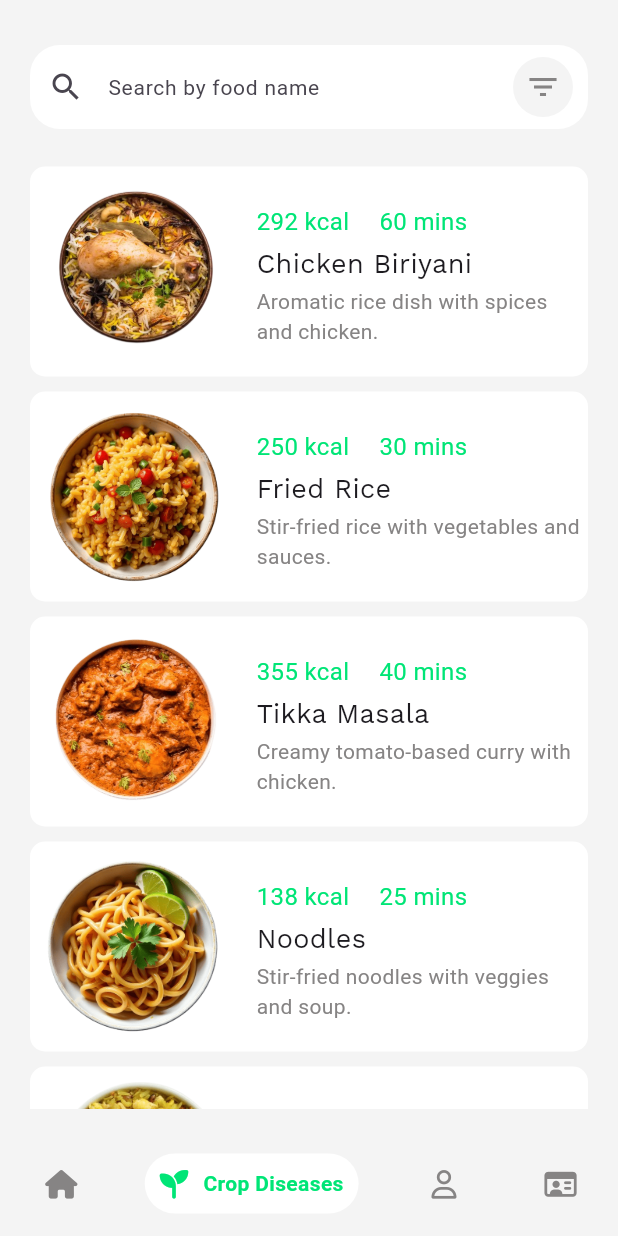
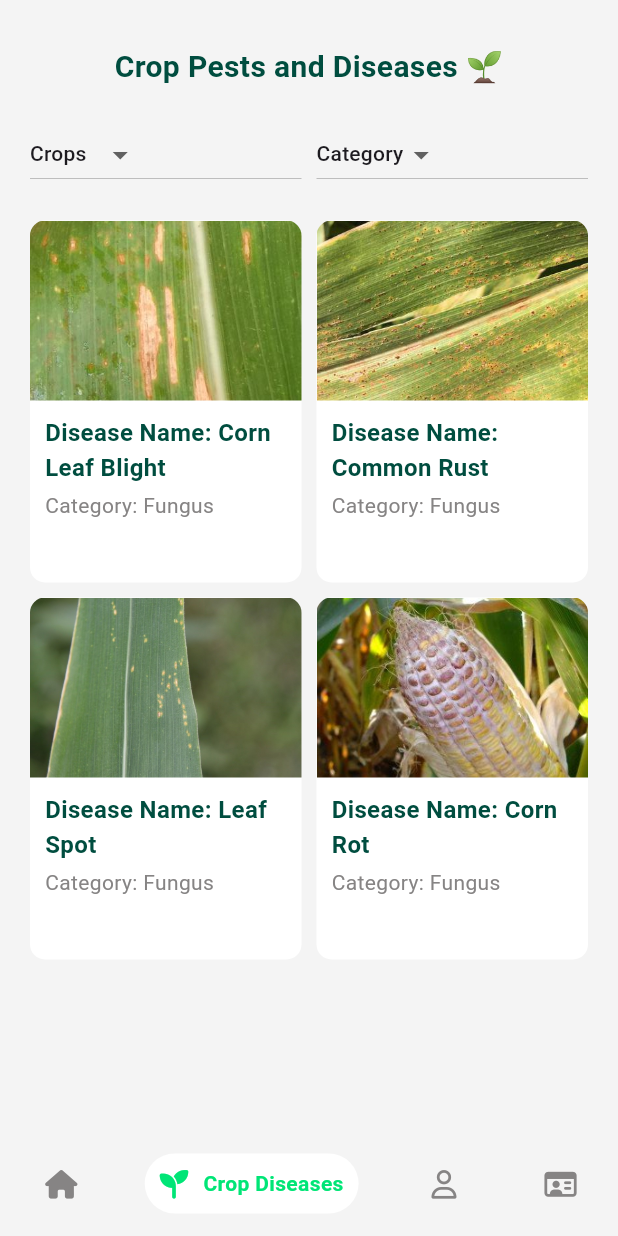
Before and after one commit to SIH-CodeFusers/Aigro-App, a Flutter app: the RecipesPage screen opened by its route, on a phone screen of 412 x 824 dp. Run offline on Flutter 3.47's test engine with Material 3 defaults, Android fonts, the phone set to English and light mode, and no system bars; drawn by our look-alikes of google_nav_bar; our stand-ins replace flutter_map, font_awesome_flutter, hive, hive_flutter, image_picker, latlong2 and 2 more; missing offline and left inert: tflite_flutter; accounts and stored records are empty.

Commit message:
Crop pest & dieases page

```diff
--- a/lib/pages/recipes.dart
+++ b/lib/pages/recipes.dart
@@ -1,11 +1,7 @@
-import 'package:flutter/cupertino.dart';
 import 'package:flutter/material.dart';
+import 'package:velocity_x/velocity_x.dart';
+import 'package:aigro/widgets/bottom_nav.dart';
 import 'package:aigro/utils/bottom_pages_list.dart';
-import 'package:aigro/utils/food_list.dart';
-import 'package:aigro/widgets/bottom_nav.dart';
-import 'package:velocity_x/velocity_x.dart';
-
-
 
 class RecipesPage extends StatefulWidget {
   const RecipesPage({super.key});
@@ -15,24 +11,37 @@ class RecipesPage extends StatefulWidget {
 }
 
 class _RecipesPageState extends State<RecipesPage> {
-  TextEditingController _searchController = TextEditingController();
-  String _searchQuery = "";
 
-   @override
-  void initState() {
-    super.initState();
-    _searchController.addListener(() {
-      setState(() {
-        _searchQuery = _searchController.text.toLowerCase();
-      });
-    });
-  }
+  final List<Map<String, String>> cropDiseases = [
+    {
+      "diseaseName": "Corn Leaf Blight",
+      "category": "Fungus",
+      "image": "assets/images/corn-blight-3.jpg",
+    },
+    {
+      "diseaseName": "Common Rust",
+      "category": "Fungus",
+      "image": "assets/images/corn-common-rust-1.jpg",
+    },
+    {
+      "diseaseName": "Leaf Spot",
+      "category": "Fungus",
+      "image": "assets/images/corn-gray-leaf-spot-3.jpeg",
+    },
+    {
+      "diseaseName": "Corn Rot",
+      "category": "Fungus",
+      "image": "assets/images/corn_rot_3.jpg",
+    },
+  ];
 
-  @override
-  void dispose() {
-    _searchController.dispose();
-    super.dispose();
-  }
+
+  String selectedCrop = "Crops";
+  String selectedCategory = "Category";
+
+
+  final List<String> cropOptions = ["Crops", "Corn", "Tomato", "Wheat"];
+  final List<String> categoryOptions = ["Category", "Fungus", "Virus", "Bacteria"];
 
   @override
   Widget build(BuildContext context) {
@@ -42,127 +51,134 @@ class _RecipesPageState extends State<RecipesPage> {
         child: Padding(
           padding: const EdgeInsets.symmetric(vertical: 10, horizontal: 20),
           child: Column(
+            crossAxisAlignment: CrossAxisAlignment.start,
             children: [
-                SizedBox(height: 20,),
-                TextField(
-                  controller: _searchController,
-                  decoration: InputDecoration(
-                    prefixIcon: Icon(Icons.search),
-                    suffixIcon: Padding(
-                      padding: const EdgeInsets.only(right: 10),
-                      child: CircleAvatar(
-                        radius: 20,
-                        backgroundColor: context.theme.canvasColor,
-                        child: Icon(
-                          Icons.filter_list,
-                          color: context.theme.splashColor,
+              const SizedBox(height: 20),
+
+              Text(
+                "Crop Pests and Diseases 🌱",
+                style: TextStyle(
+                  fontSize: 20,
+                  fontWeight: FontWeight.bold,
+                  color: const Color(0xFF004D3F),
                 ),
+              ).centered(),
+              const SizedBox(height: 20),
+
+
+              Row(
+                mainAxisAlignment: MainAxisAlignment.spaceBetween,
+                children: [
+
+                  DropdownButton<String>(
+                    value: selectedCrop,
+                    onChanged: (value) {
+                      setState(() {
+                        selectedCrop = value!;
+                      });
+                    },
+                    items: cropOptions.map<DropdownMenuItem<String>>((String option) {
+                      return DropdownMenuItem<String>(
+                        value: option,
+                        child: Text(
+                          option,
+                          style: const TextStyle(fontSize: 14),
                         ),
+                      );
+                    }).toList(),
+                    borderRadius: BorderRadius.circular(8),
+                    dropdownColor: context.theme.highlightColor,
+                  ).expand(),
+
+                  const SizedBox(width: 10),
+
+
+                  DropdownButton<String>(
+                    value: selectedCategory,
+                    onChanged: (value) {
+                      setState(() {
+                        selectedCategory = value!;
+                      });
+                    },
+                    items: categoryOptions.map<DropdownMenuItem<String>>((String option) {
+                      return DropdownMenuItem<String>(
+                        value: option,
+                        child: Text(
+                          option,
+                          style: const TextStyle(fontSize: 14),
                         ),
-                    hintText: 'Search by food name',
-                    hintStyle: TextStyle(fontSize: 14),
-                    border: OutlineInputBorder(
-                      borderRadius: BorderRadius.circular(20),
-                      borderSide: BorderSide.none,
+                      );
+                    }).toList(),
+                    borderRadius: BorderRadius.circular(8),
+                    dropdownColor: context.theme.highlightColor,
+                  ).expand(),
+                ],
               ),
-                    focusedBorder: OutlineInputBorder(
-                      borderRadius: BorderRadius.circular(20),
-                      borderSide:
-                          BorderSide(width: 1.5, color: context.theme.cardColor),
-                    ),
-                    filled: true,
-                    fillColor: context.theme.highlightColor,
-                  ),
-                ),
-                SizedBox(height: 20,),
-                // Align(
-                //   alignment: Alignment.topLeft,
-                //   child: Text("View All Recipes",
-                //   style: TextStyle(fontWeight: FontWeight.w400,fontSize: 24),)
-                // ),
+              const SizedBox(height: 20),
 
 
               Expanded(
-                  child: ListView.builder(
-                    itemCount: filterChips.length,
+                child: GridView.builder(
+                  gridDelegate: const SliverGridDelegateWithFixedCrossAxisCount(
+                    crossAxisCount: 2,
+                    childAspectRatio: 3 / 4,
+                    crossAxisSpacing: 10,
+                    mainAxisSpacing: 10,
+                  ),
+                  itemCount: cropDiseases.length,
                   itemBuilder: (context, index) {
-                      final category = filterChips.keys.elementAt(index);
-                      final foodMap = _getFoodMap(category);
-                      final filteredFoodMap = foodMap.entries.where((entry) =>entry.key.toLowerCase().contains(_searchQuery)).toList();
+                    final disease = cropDiseases[index];
 
-                      return Column(
-                        crossAxisAlignment: CrossAxisAlignment.start,
-                        children: [
-                          ListView.builder(
-                            shrinkWrap: true,
-                            physics: NeverScrollableScrollPhysics(),
-                            itemCount: filteredFoodMap.length,
-                            itemBuilder: (context, foodIndex) {
-                              final foodName = filteredFoodMap[foodIndex].key;
-                              final foodDetails = filteredFoodMap[foodIndex].value;
+
+                    if ((selectedCrop != "Crops" &&
+                            !disease["diseaseName"]!.toLowerCase().contains(selectedCrop.toLowerCase())) ||
+                        (selectedCategory != "Category" &&
+                            disease["category"]!.toLowerCase() != selectedCategory.toLowerCase())) {
+                      return const SizedBox.shrink();
+                    }
+
                     return GestureDetector(
                       onTap: () {
                         Navigator.pushNamed(context, '/recipeDetails');
                       },
-                                child: Padding(
-                                  padding: const EdgeInsets.symmetric(vertical: 5),
                       child: Container(
-                                    height: 140,
                         decoration: BoxDecoration(
                           color: context.theme.highlightColor,
-                                      borderRadius: BorderRadius.circular(10)
+                          borderRadius: BorderRadius.circular(10),
                         ),
-                                    child: Padding(
-                                      padding: const EdgeInsets.symmetric(horizontal: 5,vertical: 10),
-                                      child:Row(
-                                        crossAxisAlignment: CrossAxisAlignment.center,
-                                        mainAxisAlignment: MainAxisAlignment.start,
+                        child: Column(
+                          crossAxisAlignment: CrossAxisAlignment.start,
                           children: [
-                                          Image.asset(
-                                            foodDetails[1],
-                                            width: 130,
-                                            height: 130,
+                            ClipRRect(
+                              borderRadius: const BorderRadius.vertical(
+                                top: Radius.circular(10),
+                              ),
+                              child: Image.asset(
+                                disease["image"]!,
+                                height: 120,
+                                width: double.infinity,
                                 fit: BoxFit.cover,
                               ),
-                                          SizedBox(width: 16),
-                                          Expanded(
+                            ),
+                            Padding(
+                              padding: const EdgeInsets.all(10.0),
                               child: Column(
                                 crossAxisAlignment: CrossAxisAlignment.start,
-                                              mainAxisAlignment: MainAxisAlignment.center,
-                                              children: [
-                                                SizedBox(height: 15,),
-                                                Row(
                                 children: [
                                   Text(
-                                                      foodDetails[0],
-                                                      style: TextStyle(fontSize: 16, color: context.theme.cardColor),
-                                                    ),
-                                                    SizedBox(width: 20),
-                                                    Text(
-                                                      foodDetails[2],
-                                                      style: TextStyle(fontSize: 16, color: context.theme.cardColor),
-                                                    ),
-                                                  ],
-                                                ),
-                                                SizedBox(height: 4),
-                                                Text(
-                                                  foodName,
+                                    "Disease Name: ${disease["diseaseName"]}",
                                     style: TextStyle(
-                                                    fontSize: 18,
-                                                    fontFamily: 'FontMain'
+                                      fontSize: 16,
+                                      fontWeight: FontWeight.bold,
+                                      color: const Color(0xFF004D3F),
                                     ),
                                   ),
-                                                SizedBox(height: 2),
-                                                Expanded(
-                                                  child: Text(
-                                                    foodDetails[3],
-                                                    overflow: TextOverflow.ellipsis,
-                                                    softWrap: true,
-                                                    maxLines: 2,
+                                  const SizedBox(height: 4),
+                                  Text(
+                                    "Category: ${disease["category"]}",
                                     style: TextStyle(
                                       fontSize: 14,
-                                                      color: context.theme.splashColor
-                                                    ),
+                                      color: context.theme.splashColor,
                                     ),
                                   ),
                                 ],
@@ -171,12 +187,6 @@ class _RecipesPageState extends State<RecipesPage> {
                           ],
                         ),
                       ),
-                                  ),
-                                ),
-                              );
-                            },
-                          ),
-                        ],
                     );
                   },
                 ),
@@ -184,7 +194,6 @@ class _RecipesPageState extends State<RecipesPage> {
             ],
           ),
         ),
-
       ),
       bottomNavigationBar: BottomNav(
         pages: pages,
@@ -192,21 +201,4 @@ class _RecipesPageState extends State<RecipesPage> {
       ),
     );
   }
-
-  Map<String, List<String>> _getFoodMap(String category) {
-    switch (category) {
-      case "Recommended":
-        return recomFoods;
-      case "Breakfast":
-        return breakfastFoods;
-      case "Lunch":
-        return lunchFoods;
-      case "Appetizer":
-        return appetizerFoods;
-      case "Dinner":
-        return dinnerFoods;
-      default:
-        return {};
 }
-  }
-}
```
Also changed, not shown: assets/images/corn-blight-3.jpg (added), assets/images/corn-common-rust-1.jpg (added), assets/images/corn-gray-leaf-spot-3.jpeg (added), assets/images/corn_rot_3.jpg (added). Lines whose indentation alone changed are shown as unchanged.
